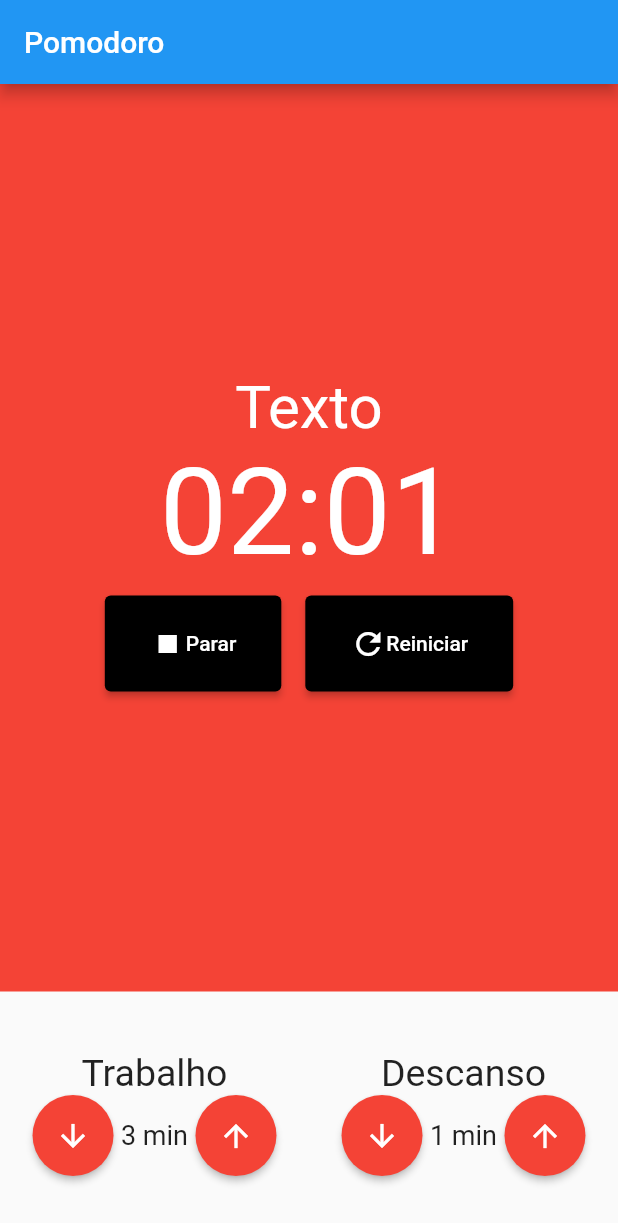
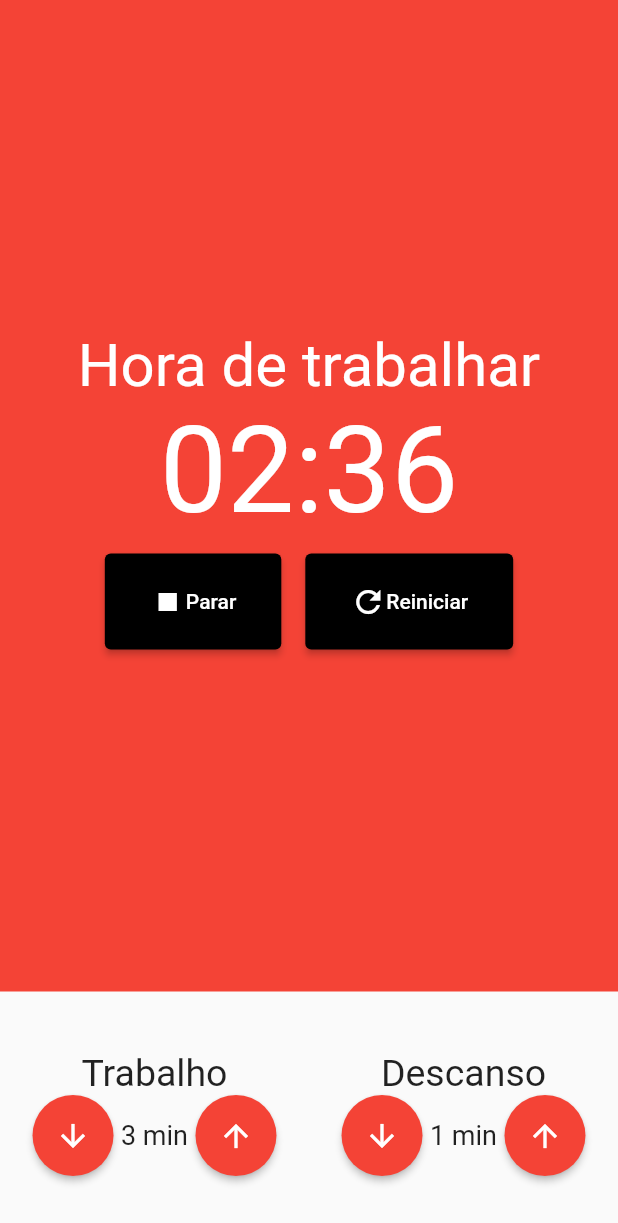
Before and after one commit to WilliamFB/mobx-pomodoro, a Flutter app: the screen it shows after launch, item 2 of the bottom bar chosen, after a tap on "Iniciar", on a phone screen of 412 x 824 dp. Shown: the top 1223 px of the screen. Run offline on Flutter 3.47's test engine with Material 2 defaults, Android fonts, the phone set to English and light mode, and no system bars; our stand-ins replace flutter_mobx, mobx; generated files the repository leaves out were written again.

```diff
--- /dev/null
+++ b/build.yaml
@@ -0,0 +1,6 @@
+targets:
+  $default:
+    builders:
+      mobx_codegen|mobx_generator:
+        generate_for:
+          - "lib/store/**.store.dart"
--- a/lib/components/cronometro_component.dart
+++ b/lib/components/cronometro_component.dart
@@ -11,22 +11,24 @@ class Cronometro extends StatelessWidget {
   Widget build(BuildContext context) {
     final store = Provider.of<PomodoroStore>(context);
 
-    return Container(
-        color: Colors.red,
+    return Observer(
+      builder: (_) => Container(
+          color: store.estaTrabalhando() ? Colors.red : Colors.green,
           child: Column(
             crossAxisAlignment: CrossAxisAlignment.center,
             mainAxisAlignment: MainAxisAlignment.center,
             children: [
               Text(
-              'Texto',
+                store.estaTrabalhando()
+                    ? 'Hora de trabalhar'
+                    : 'Hora de descansar',
                 style: TextStyle(fontSize: 40, color: Colors.white),
               ),
               Text(
                 '${store.minutos.toString().padLeft(2, '0')}:${store.segundos.toString().padLeft(2, '0')}',
                 style: TextStyle(fontSize: 80, color: Colors.white),
               ),
-            Observer(
-              builder: (_) => Row(
+              Row(
                 mainAxisAlignment: MainAxisAlignment.center,
                 children: [
                   store.iniciado
@@ -45,8 +47,8 @@ class Cronometro extends StatelessWidget {
                       function: store.reiniciar),
                 ],
               ),
-            )
             ],
-        ));
+          )),
+    );
   }
 }
--- a/lib/components/entrada_tempo_component.dart
+++ b/lib/components/entrada_tempo_component.dart
@@ -1,4 +1,7 @@
 import 'package:flutter/material.dart';
+import 'package:flutter_mobx/flutter_mobx.dart';
+import 'package:pomodoro/store/pomodoro.store.dart';
+import 'package:provider/provider.dart';
 
 class EntradaTempo extends StatelessWidget {
   final String titulo;
@@ -14,25 +17,31 @@ class EntradaTempo extends StatelessWidget {
 
   @override
   Widget build(BuildContext context) {
-    return Column(
+    final store = Provider.of<PomodoroStore>(context);
+
+    return Observer(
+      builder: (_) => Column(
         children: [
           Text(titulo, style: TextStyle(fontSize: 25)),
           Row(
             mainAxisAlignment: MainAxisAlignment.center,
             children: [
-            _buildButton(Icons.arrow_downward, dec),
+              _buildButton(context, Icons.arrow_downward, dec),
               Text(
                 '$valor min',
                 style: TextStyle(fontSize: 18),
               ),
-            _buildButton(Icons.arrow_upward, inc),
+              _buildButton(context, Icons.arrow_upward, inc),
             ],
           )
         ],
+      ),
     );
   }
 
-  Widget _buildButton(IconData icone, Function function) {
+  Widget _buildButton(BuildContext context, IconData icone, Function function) {
+    final store = Provider.of<PomodoroStore>(context);
+
     return ElevatedButton(
       onPressed: () {
         function();
@@ -44,7 +53,7 @@ class EntradaTempo extends StatelessWidget {
       style: ElevatedButton.styleFrom(
           shape: CircleBorder(),
           padding: EdgeInsets.all(15),
-          primary: Colors.red),
+          primary: store.estaTrabalhando() ? Colors.red : Colors.green),
     );
   }
 }
--- a/lib/main.dart
+++ b/lib/main.dart
@@ -14,6 +14,7 @@ class MyApp extends StatelessWidget {
     return MultiProvider(
       providers: [Provider<PomodoroStore>(create: (_) => PomodoroStore())],
       child: MaterialApp(
+        debugShowCheckedModeBanner: false,
         title: 'Pomodoro',
         theme: ThemeData(
           primarySwatch: Colors.blue,
--- a/lib/pages/pomodoro_page.dart
+++ b/lib/pages/pomodoro_page.dart
@@ -11,9 +11,6 @@ class PomodoroPage extends StatelessWidget {
     final store = Provider.of<PomodoroStore>(context);
 
     return Scaffold(
-      appBar: AppBar(
-        title: Text('Pomodoro'),
-      ),
       body: Column(
         crossAxisAlignment: CrossAxisAlignment.stretch,
         children: [
--- a/lib/store/pomodoro.store.dart
+++ b/lib/store/pomodoro.store.dart
@@ -1,8 +1,12 @@
+import 'dart:async';
+
 import 'package:mobx/mobx.dart';
 
 part 'pomodoro.store.g.dart';
 
 class PomodoroStore = _PomodoroStore with _$PomodoroStore;
+
+enum TipoIntervalo { TRABALHO, DESCANSO }
 
 abstract class _PomodoroStore with Store {
   @observable
@@ -12,7 +16,7 @@ abstract class _PomodoroStore with Store {
   int minutos = 2;
 
   @observable
-  int segundos = 1;
+  int segundos = 0;
 
   @observable
   int tempoTrabalho = 2;
@@ -20,38 +24,104 @@ abstract class _PomodoroStore with Store {
   @observable
   int tempoDescanso = 1;
 
+  @observable
+  TipoIntervalo tipoIntervalo = TipoIntervalo.TRABALHO;
+
+  Timer? cronometro;
+
   @action
   void iniciar() {
     iniciado = true;
+
+    cronometro = Timer.periodic(Duration(milliseconds: 50), (timer) {
+      if (minutos == 0 && segundos == 0) {
+        inverterIntervalo();
+      } else if (segundos == 0) {
+        segundos = 59;
+        minutos--;
+      } else {
+        segundos--;
+      }
+    });
   }
 
   @action
   void parar() {
     iniciado = false;
+
+    cronometro?.cancel();
   }
 
   @action
   void reiniciar() {
-    iniciado = false;
+    if (estaTrabalhando()) {
+      minutos = tempoTrabalho;
+    } else {
+      minutos = tempoDescanso;
+    }
+
+    segundos = 0;
+
+    parar();
   }
 
   @action
   void incrementarTempoTrabalho() {
     tempoTrabalho++;
+
+    if (estaTrabalhando()) {
+      reiniciar();
+    }
   }
 
   @action
   void decrementarTempoTrabalho() {
-    tempoTrabalho--;
+    if (tempoTrabalho > 1) {
+      tempoTrabalho--;
+    }
+
+    if (estaTrabalhando()) {
+      reiniciar();
+    }
   }
 
   @action
   void incrementarTempoDescanso() {
     tempoDescanso++;
+
+    if (estaDescansando()) {
+      reiniciar();
+    }
   }
 
   @action
   void decrementarTempoDescanso() {
-    tempoDescanso--;
+    if (tempoDescanso > 1) {
+      tempoDescanso--;
+    }
+
+    if (estaDescansando()) {
+      reiniciar();
+    }
+  }
+
+  bool estaTrabalhando() {
+    return tipoIntervalo == TipoIntervalo.TRABALHO;
+  }
+
+  bool estaDescansando() {
+    return tipoIntervalo == TipoIntervalo.DESCANSO;
+  }
+
+  void inverterIntervalo() {
+    if (estaTrabalhando()) {
+      tipoIntervalo = TipoIntervalo.DESCANSO;
+      minutos = tempoDescanso;
+    } else {
+      tipoIntervalo = TipoIntervalo.TRABALHO;
+      minutos = tempoTrabalho;
+    }
+
+    segundos = 0;
   }
 }
```
Also changed, not shown: 1 other file. Lines whose indentation alone changed are shown as unchanged.
